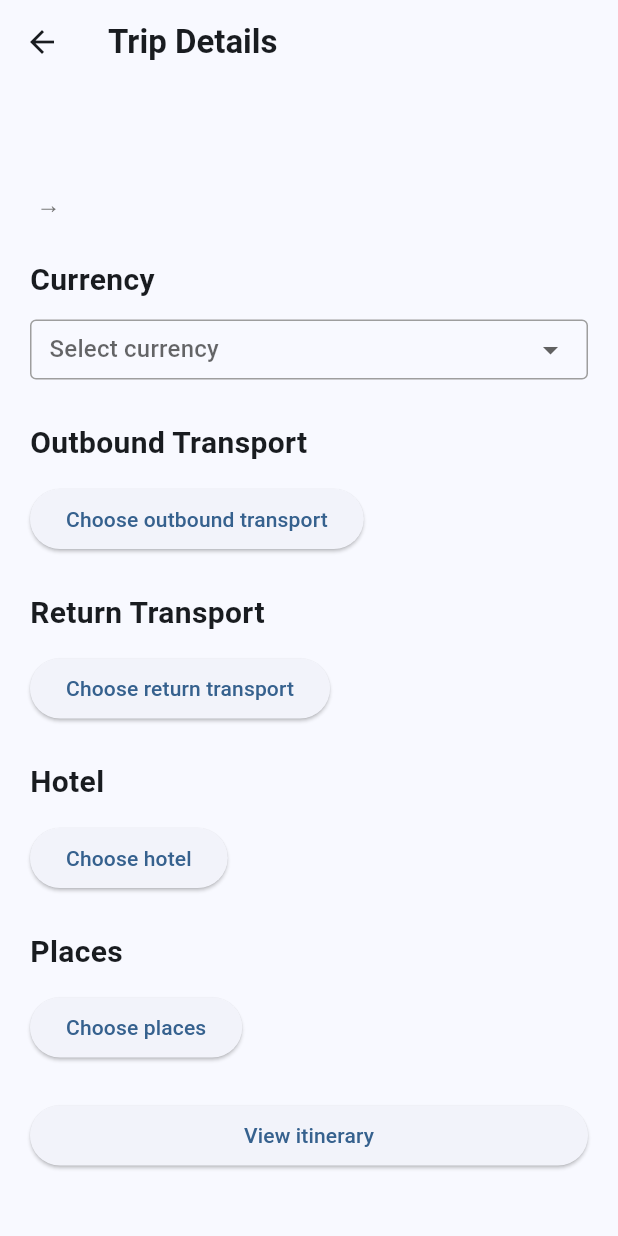
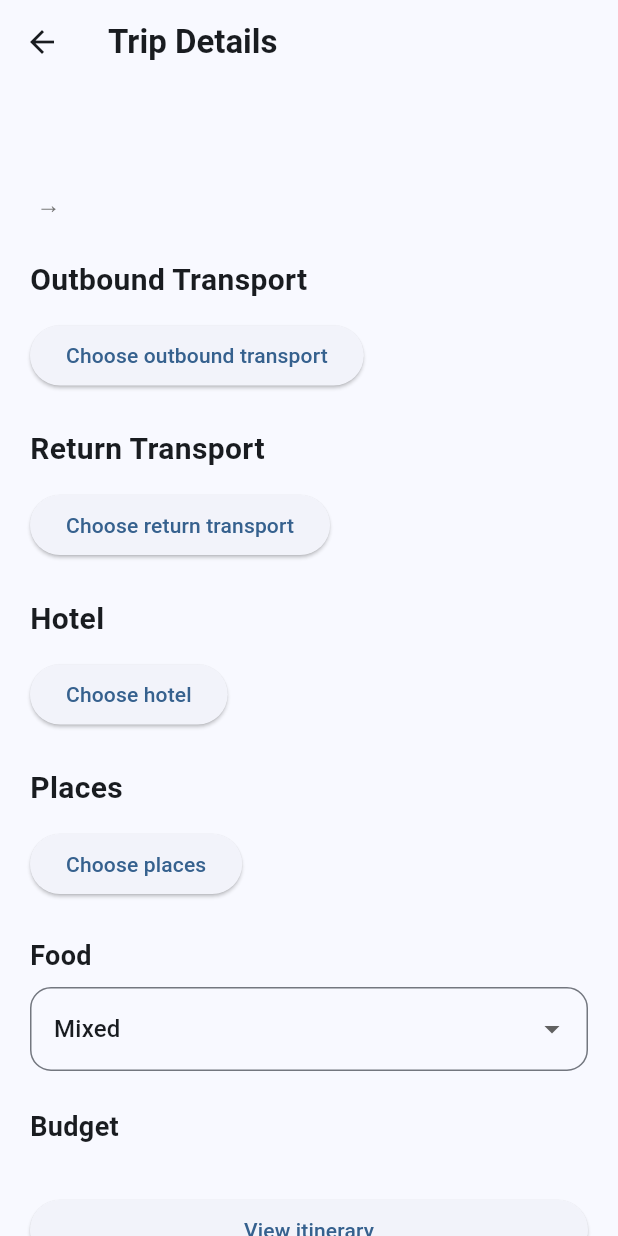
Before and after one commit to Madwicked/travel-ai-planner, a Flutter app: the TripDetailsPage screen opened directly with empty values, on a phone screen of 412 x 824 dp. Run offline on Flutter 3.47's test engine with Material 3 defaults, Android fonts, the light colour scheme and no system bars; our stand-ins replace package_info_plus, shared_preferences; accounts and stored records are empty; network calls fail.

Commit message:
Add trip budget and currency support

```diff
--- a/mobile/lib/pages/trip_details_page.dart
+++ b/mobile/lib/pages/trip_details_page.dart
@@ -29,83 +29,37 @@ class _TripDetailsPageState extends State<TripDetailsPage> {
 
   List<Place> selectedPlaces = [];
 
+  String foodPreference = 'Mixed';
+
+  final List<String> foodPreferences = [
+    'Fast food',
+    'Budget restaurant',
+    'Mid-range restaurant',
+    'Mixed',
+  ];
+
   bool isLoadingTransport = true;
   bool isLoadingHotel = true;
   bool isLoadingPlaces = true;
 
-  String? selectedUserCurrency;
-  bool isSavingCurrency = false;
-
-  final List<String> currencies = [
-    'EUR',
-    'USD',
-    'GBP',
-    'RSD',
-    'CHF',
-    'CAD',
-    'AUD',
-    'JPY',
-    'CNY',
-    'TRY',
-    'AED',
-    'THB',
-  ];
+  Map<String, dynamic>? budget;
+  bool isLoadingBudget = true;
 
   @override
   void initState() {
     super.initState();
 
-    print('TRIP USER CURRENCY: ${widget.trip['user_currency']}');
-    print('TRIP DESTINATION CURRENCY: ${widget.trip['destination_currency']}');
+    final savedFoodPreference = widget.trip['food_preference'];
 
-    selectedUserCurrency = widget.trip['user_currency'];
+    if (savedFoodPreference != null &&
+        foodPreferences.contains(savedFoodPreference)) {
+      foodPreference = savedFoodPreference;
+    }
 
     loadSelectedTransports();
     loadSelectedHotel();
     loadSelectedPlaces();
-  }
-
-  // =========================
-  // CURRENCY
-  // =========================
-
-  Future<void> saveUserCurrency(String currency) async {
-    final tripId = widget.trip['id'];
-
-    setState(() {
-      isSavingCurrency = true;
-    });
-
-    try {
-      await ApiService.updateUserCurrency(
-        tripId: tripId,
-        userCurrency: currency,
-      );
-
-      if (!mounted) {
-        return;
-      }
-
-      setState(() {
-        selectedUserCurrency = currency;
-        widget.trip['user_currency'] = currency;
-        isSavingCurrency = false;
-      });
-
-      ScaffoldMessenger.of(context)
-          .showSnackBar(const SnackBar(content: Text('Currency saved')));
-    } catch (e) {
-      if (!mounted) {
-        return;
-      }
-
-      setState(() {
-        isSavingCurrency = false;
-      });
-
-      ScaffoldMessenger.of(context)
-          .showSnackBar(SnackBar(content: Text('Failed to save currency: $e')));
-    }
+    loadBudget();
   }
 
   // =========================
@@ -140,7 +94,7 @@ class _TripDetailsPageState extends State<TripDetailsPage> {
     }
   }
 
-  Future<void> saveTransport(Transport transport) async {
+  Future<bool> saveTransport(Transport transport) async {
     final tripId = widget.trip['id'];
 
     try {
@@ -148,12 +102,16 @@ class _TripDetailsPageState extends State<TripDetailsPage> {
         tripId: tripId,
         transport: transport,
       );
+
+      return true;
     } catch (e) {
-      if (!mounted) return;
+      if (!mounted) return false;
 
       ScaffoldMessenger.of(
         context,
       ).showSnackBar(SnackBar(content: Text('Failed to save transport: $e')));
+
+      return false;
     }
   }
 
@@ -180,11 +138,14 @@ class _TripDetailsPageState extends State<TripDetailsPage> {
       }
     }
 
-    await saveTransport(transport);
+    final saved = await saveTransport(transport);
 
-    if (!context.mounted) return;
+    if (!saved || !context.mounted) {
+      return;
+    }
 
     await loadSelectedTransports();
+    await loadBudget();
   }
 
   Future<void> chooseReturnTransport() async {
@@ -210,11 +171,14 @@ class _TripDetailsPageState extends State<TripDetailsPage> {
       }
     }
 
-    await saveTransport(transport);
+    final saved = await saveTransport(transport);
 
-    if (!context.mounted) return;
+    if (!saved || !context.mounted) {
+      return;
+    }
 
     await loadSelectedTransports();
+    await loadBudget();
   }
 
   // =========================
@@ -283,10 +247,6 @@ class _TripDetailsPageState extends State<TripDetailsPage> {
         child: Row(
           crossAxisAlignment: CrossAxisAlignment.start,
           children: [
-            // =========================
-            // ICON
-            // =========================
-
             Container(
               padding: const EdgeInsets.all(12),
               decoration: BoxDecoration(
@@ -302,24 +262,13 @@ class _TripDetailsPageState extends State<TripDetailsPage> {
 
             const SizedBox(width: 16),
 
-            // =========================
-            // MAIN CONTENT
-            // =========================
             Expanded(
               child: Column(
                 crossAxisAlignment: CrossAxisAlignment.start,
                 children: [
-                  // =========================
-                  // ROUTE + PRICE
-                  // =========================
-
                   Row(
                     crossAxisAlignment: CrossAxisAlignment.start,
                     children: [
-                      // =========================
-                      // ROUTE
-                      // =========================
-
                       Expanded(
                         child: Column(
                           crossAxisAlignment: CrossAxisAlignment.start,
@@ -359,9 +308,6 @@ class _TripDetailsPageState extends State<TripDetailsPage> {
 
                       const SizedBox(width: 12),
 
-                      // =========================
-                      // PRICE + CHANGE
-                      // =========================
                       Column(
                         crossAxisAlignment: CrossAxisAlignment.end,
                         mainAxisSize: MainAxisSize.min,
@@ -401,9 +347,6 @@ class _TripDetailsPageState extends State<TripDetailsPage> {
 
                   const SizedBox(height: 12),
 
-                  // =========================
-                  // DATE
-                  // =========================
                   Text(
                     '${transport.departureDate} → '
                     '${transport.arrivalDate}',
@@ -412,9 +355,6 @@ class _TripDetailsPageState extends State<TripDetailsPage> {
 
                   const SizedBox(height: 4),
 
-                  // =========================
-                  // TIME
-                  // =========================
                   Text(
                     '${transport.departureTime} → '
                     '${transport.arrivalTime}',
@@ -423,9 +363,6 @@ class _TripDetailsPageState extends State<TripDetailsPage> {
 
                   const SizedBox(height: 4),
 
-                  // =========================
-                  // DURATION
-                  // =========================
                   Text(
                     transport.duration,
                     style: TextStyle(fontSize: 14, color: Colors.grey.shade600),
@@ -495,6 +432,10 @@ class _TripDetailsPageState extends State<TripDetailsPage> {
         selectedHotel = savedHotel;
       });
 
+      await loadBudget();
+
+      if (!context.mounted) return;
+
       ScaffoldMessenger.of(context)
           .showSnackBar(const SnackBar(content: Text('Hotel saved')));
     } catch (e) {
@@ -503,6 +444,67 @@ class _TripDetailsPageState extends State<TripDetailsPage> {
       ScaffoldMessenger.of(context)
           .showSnackBar(SnackBar(content: Text('Failed to save hotel: $e')));
     }
+  }
+
+  // =========================
+  // BUDGET
+  // =========================
+
+  Future<void> loadBudget() async {
+    try {
+      final tripId = widget.trip['id'];
+
+      final data = await ApiService.getBudget(tripId: tripId);
+
+      if (!mounted) {
+        return;
+      }
+
+      setState(() {
+        budget = data;
+        isLoadingBudget = false;
+      });
+    } catch (e) {
+      if (!mounted) {
+        return;
+      }
+
+      setState(() {
+        isLoadingBudget = false;
+      });
+    }
+  }
+
+  Widget _buildBudgetRow(String title, dynamic value, {bool isTotal = false}) {
+    if (value == null) {
+      return const SizedBox.shrink();
+    }
+
+    final amount = value['amount'];
+    final currency = value['currency'];
+
+    return Padding(
+      padding: const EdgeInsets.symmetric(vertical: 6),
+      child: Row(
+        mainAxisAlignment: MainAxisAlignment.spaceBetween,
+        children: [
+          Text(
+            title,
+            style: TextStyle(
+              fontSize: isTotal ? 16 : 14,
+              fontWeight: isTotal ? FontWeight.bold : FontWeight.normal,
+            ),
+          ),
+          Text(
+            '${amount.toStringAsFixed(2)} $currency',
+            style: TextStyle(
+              fontSize: isTotal ? 16 : 14,
+              fontWeight: isTotal ? FontWeight.bold : FontWeight.normal,
+            ),
+          ),
+        ],
+      ),
+    );
   }
 
   // =========================
@@ -672,47 +674,6 @@ class _TripDetailsPageState extends State<TripDetailsPage> {
             const SizedBox(height: 24),
 
             // =========================
-            // CURRENCY
-            // =========================
-            const Text(
-              'Currency',
-              style: TextStyle(fontSize: 20, fontWeight: FontWeight.bold),
-            ),
-
-            const SizedBox(height: 12),
-
-            Container(
-              height: 40,
-              padding: const EdgeInsets.symmetric(horizontal: 12),
-              decoration: BoxDecoration(
-                border: Border.all(color: Colors.grey),
-                borderRadius: BorderRadius.circular(4),
-              ),
-              child: DropdownButtonHideUnderline(
-                child: DropdownButton<String>(
-                  value: selectedUserCurrency,
-                  isExpanded: true,
-                  hint: const Text('Select currency'),
-                  items: currencies.map((currency) {
-                    return DropdownMenuItem<String>(
-                      value: currency,
-                      child: Text(currency),
-                    );
-                  }).toList(),
-                  onChanged: isSavingCurrency
-                      ? null
-                      : (value) {
-                          if (value != null) {
-                            saveUserCurrency(value);
-                          }
-                        },
-                ),
-              ),
-            ),
-
-            const SizedBox(height: 28),
-
-            // =========================
             // OUTBOUND TRANSPORT
             // =========================
             const Text(
@@ -790,10 +751,6 @@ class _TripDetailsPageState extends State<TripDetailsPage> {
                   child: Row(
                     crossAxisAlignment: CrossAxisAlignment.start,
                     children: [
-                      // =========================
-                      // HOTEL ICON
-                      // =========================
-
                       Container(
                         padding: const EdgeInsets.all(12),
                         decoration: BoxDecoration(
@@ -809,9 +766,6 @@ class _TripDetailsPageState extends State<TripDetailsPage> {
 
                       const SizedBox(width: 16),
 
-                      // =========================
-                      // HOTEL CONTENT
-                      // =========================
                       Expanded(
                         child: Column(
                           crossAxisAlignment: CrossAxisAlignment.start,
@@ -858,9 +812,6 @@ class _TripDetailsPageState extends State<TripDetailsPage> {
 
                                 const SizedBox(width: 12),
 
-                                // =========================
-                                // PRICE + CHANGE
-                                // =========================
                                 Column(
                                   crossAxisAlignment: CrossAxisAlignment.end,
                                   children: [
@@ -897,9 +848,6 @@ class _TripDetailsPageState extends State<TripDetailsPage> {
 
                             const SizedBox(height: 12),
 
-                            // =========================
-                            // HOTEL DATES
-                            // =========================
                             Text(
                               '${selectedHotel!.checkIn.day.toString().padLeft(2, '0')}.'
                               '${selectedHotel!.checkIn.month.toString().padLeft(2, '0')}.'
@@ -982,6 +930,128 @@ class _TripDetailsPageState extends State<TripDetailsPage> {
             const SizedBox(height: 24),
 
             // =========================
+            // FOOD
+            // =========================
+            const Text(
+              'Food',
+              style: TextStyle(fontSize: 18, fontWeight: FontWeight.bold),
+            ),
+
+            const SizedBox(height: 8),
+
+            DropdownButtonFormField<String>(
+              initialValue: foodPreference,
+              decoration: InputDecoration(
+                border: OutlineInputBorder(
+                  borderRadius: BorderRadius.circular(14),
+                ),
+              ),
+              items: foodPreferences.map((preference) {
+                return DropdownMenuItem<String>(
+                  value: preference,
+                  child: Text(preference),
+                );
+              }).toList(),
+              onChanged: (value) async {
+                if (value == null) {
+                  return;
+                }
+
+                final tripId = widget.trip['id'];
+
+                try {
+                  await ApiService.updateFoodPreference(
+                    tripId: tripId,
+                    foodPreference: value,
+                  );
+
+                  await loadBudget();
+
+                  if (!mounted) {
+                    return;
+                  }
+
+                  setState(() {
+                    foodPreference = value;
+                    widget.trip['food_preference'] = value;
+                  });
+                } catch (e) {
+                  if (!mounted) {
+                    return;
+                  }
+
+                  ScaffoldMessenger.of(context).showSnackBar(
+                    SnackBar(
+                      content: Text('Failed to save food preference: $e'),
+                    ),
+                  );
+                }
+              },
+            ),
+
+            const SizedBox(height: 24),
+
+            // =========================
+            // BUDGET
+            // =========================
+            const Text(
+              'Budget',
+              style: TextStyle(fontSize: 18, fontWeight: FontWeight.bold),
+            ),
+
+            const SizedBox(height: 8),
+
+            if (isLoadingBudget)
+              const Center(child: CircularProgressIndicator())
+            else if (budget != null)
+              Card(
+                child: Padding(
+                  padding: const EdgeInsets.all(16),
+                  child: Column(
+                    crossAxisAlignment: CrossAxisAlignment.start,
+                    children: [
+                      _buildBudgetRow('Transport', budget!['transport']),
+
+                      _buildBudgetRow('Hotel', budget!['hotel']),
+
+                      _buildBudgetRow('Food', budget!['food']),
+
+                      _buildBudgetRow(
+                        'Local transportation',
+                        budget!['local_transportation'],
+                      ),
+
+                      _buildBudgetRow(
+                        'Activities & trips',
+                        budget!['activities_and_trips'],
+                      ),
+
+                      const Divider(),
+
+                      _buildBudgetRow('Total', budget!['total'], isTotal: true),
+
+                      const SizedBox(height: 8),
+
+                      _buildBudgetRow(
+                        'Total in your currency',
+                        budget!['user_total'],
+                        isTotal: true,
+                      ),
+
+                      const SizedBox(height: 8),
+
+                      const Text(
+                        'Budget is an estimate. Actual prices may vary depending on provider availability, current rates, exchange rates, food spending and selected activities.',
+                        style: TextStyle(fontSize: 12, color: Colors.grey),
+                      ),
+                    ],
+                  ),
+                ),
+              ),
+
+            const SizedBox(height: 24),
+
+            // =========================
             // ITINERARY
             // =========================
             SizedBox(
--- a/mobile/lib/services/api_service.dart
+++ b/mobile/lib/services/api_service.dart
@@ -82,6 +82,35 @@ class ApiService {
     }
   }
 
+  static Future<void> updateFoodPreference({
+    required int tripId,
+    required String foodPreference,
+  }) async {
+    final url = Uri.parse('${ApiConfig.baseUrl}/api/trips/$tripId/food');
+
+    final response = await http.put(
+      url,
+      headers: {'Content-Type': 'application/json'},
+      body: jsonEncode({'food_preference': foodPreference}),
+    );
+
+    if (response.statusCode != 200) {
+      throw Exception('Server error: ${response.statusCode}');
+    }
+  }
+
+  static Future<Map<String, dynamic>> getBudget({required int tripId}) async {
+    final url = Uri.parse('${ApiConfig.baseUrl}/api/trips/$tripId/budget');
+
+    final response = await http.get(url);
+
+    if (response.statusCode != 200) {
+      throw Exception('Server error: ${response.statusCode}');
+    }
+
+    return jsonDecode(response.body);
+  }
+
   static Future<List<dynamic>> searchCities(String query) async {
     final url = Uri.parse('${ApiConfig.baseUrl}/api/locations/search')
         .replace(queryParameters: {'q': query});
--- a/mobile/pubspec.yaml
+++ b/mobile/pubspec.yaml
@@ -34,11 +34,16 @@ dependencies:
   cupertino_icons: ^1.0.8
 
   http: ^1.6.0
+  shared_preferences: ^2.5.3
 
   url_launcher: ^6.3.2
 
   package_info_plus: ^8.3.1
   google_maps_flutter: ^2.18.0
+
+  flutter_localizations:
+    sdk: flutter
+  intl: ^0.20.2
 
 dev_dependencies:
   flutter_test:
```
Also changed, not shown: mobile/lib/main.dart (+79 -5 lines), mobile/lib/pages/create_trip_page.dart (+68 -3 lines), mobile/lib/pages/profile_page.dart (added, +179 -0 lines), mobile/pubspec.lock, 9 other files.
